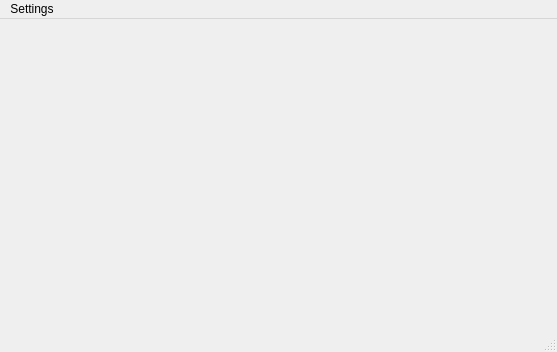
Above: src/widgets/mainwindow_widget/Mainwindow.ui from inelina4/RootRoulette before the change. Below: the same form after it.
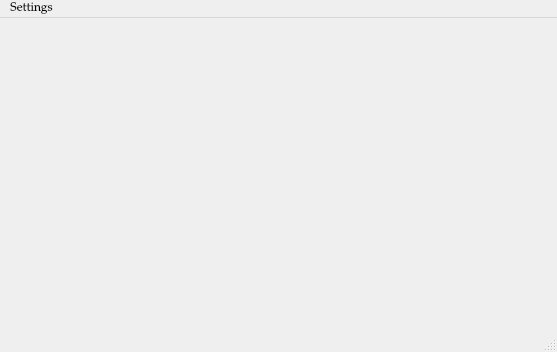
That is the form after the change.

Diff of the .ui file:
```diff
--- a/src/widgets/mainwindow_widget/Mainwindow.ui
+++ b/src/widgets/mainwindow_widget/Mainwindow.ui
@@ -10,6 +10,11 @@
     <height>352</height>
    </rect>
   </property>
+  <property name="font">
+   <font>
+    <family>Palatino Linotype</family>
+   </font>
+  </property>
   <property name="windowTitle">
    <string>MainWindow</string>
   </property>
@@ -22,7 +27,7 @@
      <x>0</x>
      <y>0</y>
      <width>557</width>
-     <height>22</height>
+     <height>23</height>
     </rect>
    </property>
    <widget class="QMenu" name="menuSettings">
```
